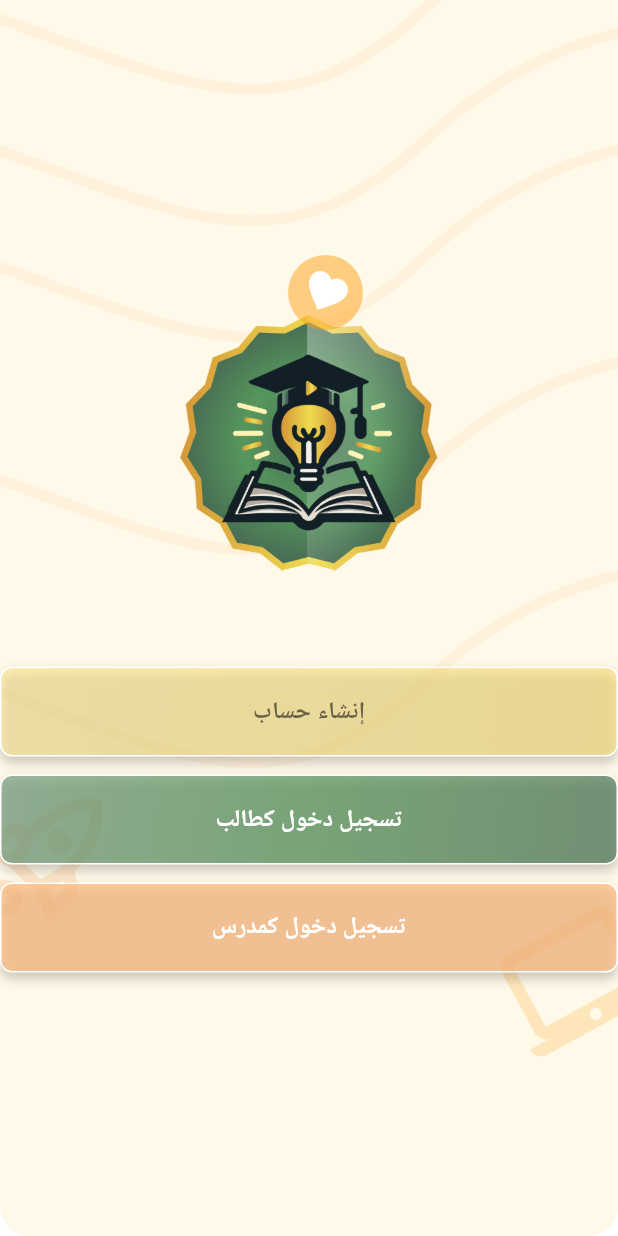
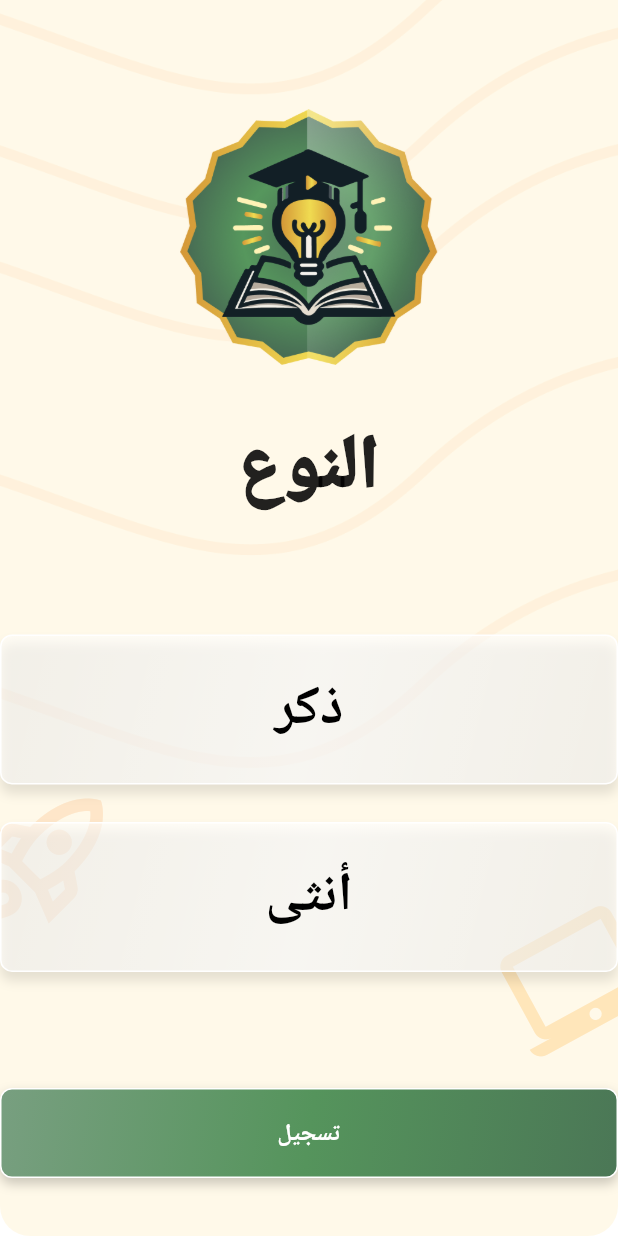
Before and after one commit to KafaaCode/Educational-Platform-App, a Flutter app: the screen it shows after launch, on a phone screen of 412 x 824 dp. Run offline on Flutter 3.47's test engine with Material 3 defaults, Android fonts, the phone set to English and light mode, and no system bars; our stand-ins replace bloc, dartz, dio, equatable, fluro, flutter_bloc and 6 more.

Commit message:
create login question pages

```diff
--- a/lib/core/localization/l10n/intl_ar_SY.arb
+++ b/lib/core/localization/l10n/intl_ar_SY.arb
@@ -7,5 +7,16 @@
     "youAreOffline":"لايوجد اتصال في الانترنت",
     "tilteIntroPage1":"تعلم وازدهر",
     "textIntroPage1":"أطلق العنان لإمكانياتك، من خلال دوراتنا التدريبية التي يقودها الخبراء",
-    "btnIntroPage1":"متابعة التسجيل"
+    "btnIntroPage1":"متابعة التسجيل",
+    "type":"النوع",
+    "academicStage":"المرحلة الدراسية",
+    "basic":"الأساسية",
+    "highSchool":"الثانوية",
+    "continueRegistration":"متابعة التسجيل",
+    "female":"أنثى",
+    "male":"ذكر",
+    "createAccount":"إنشاء حساب",
+    "loginAStudent":"تسجيل دخول كطالب",
+    "loginTeacher":"تسجيل دخول كمدرس",
+    "registration":"تسجيل"
 }
--- a/lib/core/routes/routers_define.dart
+++ b/lib/core/routes/routers_define.dart
@@ -1,6 +1,7 @@
 import 'package:educational_platform_app/core/routes/routes_name.dart';
 import 'package:educational_platform_app/src/presentation/screens/404page.dart';
 import 'package:educational_platform_app/src/presentation/screens/intro_page_tow.dart';
+import 'package:educational_platform_app/src/presentation/screens/login/login_questions_pages.dart';
 import 'package:fluro/fluro.dart';
 
 void configureRoutes(FluroRouter router) {
@@ -8,7 +9,7 @@ void configureRoutes(FluroRouter router) {
     RoutesNames.chechAuthRoute,
     handler: Handler(
       handlerFunc: (context, parameters) {
-        return IntroPageTow();
+        return LoginQuestionsPagesTwo();
       },
     ),
   );
--- a/lib/src/presentation/screens/intro_page_tow.dart
+++ b/lib/src/presentation/screens/intro_page_tow.dart
@@ -1,3 +1,4 @@
+import 'package:educational_platform_app/core/localization/generated/l10n.dart';
 import 'package:educational_platform_app/src/presentation/widgets/background.dart';
 import 'package:educational_platform_app/src/presentation/widgets/button.dart';
 import 'package:flutter/material.dart';
@@ -6,6 +7,7 @@ import 'package:flutter_screenutil/flutter_screenutil.dart';
 class IntroPageTow extends StatelessWidget {
   @override
   Widget build(BuildContext context) {
+    Lang lang = Lang.of(context);
     return Background(
         child: Center(
       child: Column(
@@ -17,19 +19,22 @@ class IntroPageTow extends StatelessWidget {
           SizedBox(
             height: 25.h,
           ),
-          Button(onPressed: () {}, text: "إنشاء حساب", type: ButtonType.worng),
+          Button(
+              onPressed: () {},
+              text: lang.createAccount,
+              type: ButtonType.worng),
           SizedBox(
             height: 10.h,
           ),
           Button(
               onPressed: () {},
-              text: "تسجيل دخول كطالب",
+              text: lang.loginAStudent,
               type: ButtonType.nomal),
           SizedBox(
             height: 10.h,
           ),
           Button(
-              onPressed: () {}, text: "تسجيل دخول كمدرس", type: ButtonType.red),
+              onPressed: () {}, text: lang.loginTeacher, type: ButtonType.red),
         ],
       ),
     ));
--- /dev/null
+++ b/lib/src/presentation/screens/login/login_questions_pages.dart
@@ -0,0 +1,132 @@
+import 'package:educational_platform_app/core/localization/generated/l10n.dart';
+import 'package:educational_platform_app/src/presentation/screens/login/widgets/questions_button.dart';
+import 'package:educational_platform_app/src/presentation/widgets/background.dart';
+import 'package:educational_platform_app/src/presentation/widgets/button.dart';
+import 'package:flutter/material.dart';
+import 'package:flutter_screenutil/flutter_screenutil.dart';
+
+class LoginQuestionsPages extends StatefulWidget {
+  @override
+  _LoginQuestionsPages createState() => _LoginQuestionsPages();
+}
+
+class _LoginQuestionsPages extends State<LoginQuestionsPages> {
+  String? selectedFilter;
+
+  @override
+  Widget build(BuildContext context) {
+    Lang lang = Lang.of(context);
+    return Background(
+      child: Center(
+        child: Column(
+          crossAxisAlignment: CrossAxisAlignment.center,
+          mainAxisAlignment: MainAxisAlignment.spaceAround,
+          children: [
+            Column(
+              children: [
+                Image.asset('assets/images/logo.png',
+                    width: 150.w, height: 200.h),
+                Text(
+                  lang.academicStage,
+                  style: const TextStyle(
+                    fontWeight: FontWeight.w900,
+                    fontSize: 50,
+                    color: Colors.black87,
+                    decoration: TextDecoration.none,
+                  ),
+                ),
+              ],
+            ),
+            Column(
+              children: [
+                QuestionsButton(
+                  label: lang.basic,
+                  isSelected: selectedFilter == 'basic',
+                  onTap: () {
+                    setState(() {
+                      selectedFilter = 'basic';
+                    });
+                  },
+                ),
+                const SizedBox(height: 25),
+                QuestionsButton(
+                  label: lang.highSchool,
+                  isSelected: selectedFilter == 'secondary',
+                  onTap: () {
+                    setState(() {
+                      selectedFilter = 'secondary';
+                    });
+                  },
+                ),
+              ],
+            ),
+            Button(onPressed: () {}, text: lang.continueRegistration)
+          ],
+        ),
+      ),
+    );
+  }
+}
+
+class LoginQuestionsPagesTwo extends StatefulWidget {
+  @override
+  _LoginQuestionsPagesTwo createState() => _LoginQuestionsPagesTwo();
+}
+
+class _LoginQuestionsPagesTwo extends State<LoginQuestionsPagesTwo> {
+  String? selectedFilter;
+
+  @override
+  Widget build(BuildContext context) {
+    Lang lang = Lang.of(context);
+    return Background(
+      child: Center(
+        child: Column(
+          crossAxisAlignment: CrossAxisAlignment.center,
+          mainAxisAlignment: MainAxisAlignment.spaceAround,
+          children: [
+            Column(
+              children: [
+                Image.asset('assets/images/logo.png',
+                    width: 150.w, height: 200.h),
+                Text(
+                  lang.type,
+                  style: const TextStyle(
+                    fontWeight: FontWeight.w900,
+                    fontSize: 50,
+                    color: Colors.black87,
+                    decoration: TextDecoration.none,
+                  ),
+                ),
+              ],
+            ),
+            Column(
+              children: [
+                QuestionsButton(
+                  label: lang.male,
+                  isSelected: selectedFilter == 'male',
+                  onTap: () {
+                    setState(() {
+                      selectedFilter = 'male';
+                    });
+                  },
+                ),
+                const SizedBox(height: 25),
+                QuestionsButton(
+                  label: lang.female,
+                  isSelected: selectedFilter == 'female',
+                  onTap: () {
+                    setState(() {
+                      selectedFilter = 'female';
+                    });
+                  },
+                ),
+              ],
+            ),
+            Button(onPressed: () {}, text: lang.registration)
+          ],
+        ),
+      ),
+    );
+  }
+}
--- /dev/null
+++ b/lib/src/presentation/screens/login/widgets/questions_button.dart
@@ -0,0 +1,62 @@
+import 'package:flutter/material.dart';
+
+class QuestionsButton extends StatelessWidget {
+  final String label;
+  final bool isSelected;
+  final VoidCallback onTap;
+
+  QuestionsButton({
+    required this.label,
+    required this.isSelected,
+    required this.onTap,
+  });
+
+  @override
+  Widget build(BuildContext context) {
+    return GestureDetector(
+      onTap: onTap,
+      child: Container(
+        alignment: Alignment.center,
+        height: 100,
+        width: 460,
+        decoration: BoxDecoration(
+          gradient: LinearGradient(
+            colors: isSelected
+                ? [
+                    const Color.fromRGBO(120, 159, 128, 0.6),
+                    const Color.fromRGBO(85, 148, 92, 0.6),
+                    const Color.fromRGBO(75, 119, 86, 0.6),
+                  ]
+                : [
+                    const Color.fromRGBO(255, 255, 255, 0.5),
+                    const Color.fromRGBO(255, 255, 255, 0.7),
+                    const Color.fromRGBO(255, 255, 255, 0.5),
+                  ],
+            begin: Alignment.topLeft,
+            end: Alignment.bottomRight,
+          ),
+          borderRadius: BorderRadius.circular(8),
+          border: Border.all(
+            color: Colors.white,
+            width: 1,
+          ),
+          boxShadow: [
+            BoxShadow(
+                color: Colors.black.withOpacity(0.1),
+                offset: const Offset(0, 6),
+                blurRadius: 6),
+          ],
+        ),
+        child: Text(
+          label,
+          style: TextStyle(
+            fontSize: 36,
+            fontWeight: FontWeight.w800,
+            decoration: TextDecoration.none,
+            color: isSelected ? Colors.white : Colors.black,
+          ),
+        ),
+      ),
+    );
+  }
+}
--- a/lib/src/presentation/widgets/background.dart
+++ b/lib/src/presentation/widgets/background.dart
@@ -28,6 +28,7 @@ class Background extends StatelessWidget {
               ),
             ),
           ),
+
           Positioned(
             child: Opacity(
               opacity: 1,
@@ -59,9 +60,6 @@ class Background extends StatelessWidget {
                 )),
           ),
 
-          // Central image/icon
-          child,
-
           Positioned(
             top: 170,
             right: 170,
@@ -81,6 +79,7 @@ class Background extends StatelessWidget {
                   )),
             ),
           ),
+          child,
         ],
       ),
     );
```
Also changed, not shown: lib/core/localization/l10n/intl_en_US.arb (+12 -1 lines), lib/core/localization/generated/intl/messages_ar_SY.dart, lib/core/localization/generated/intl/messages_en_US.dart, lib/core/localization/generated/l10n.dart, lib/src/presentation/screens/main/main_page.dart (added).
